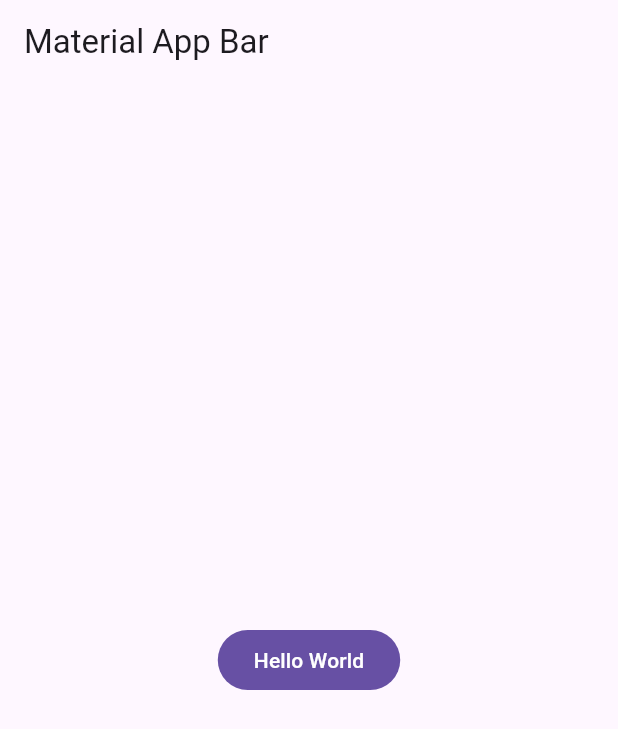
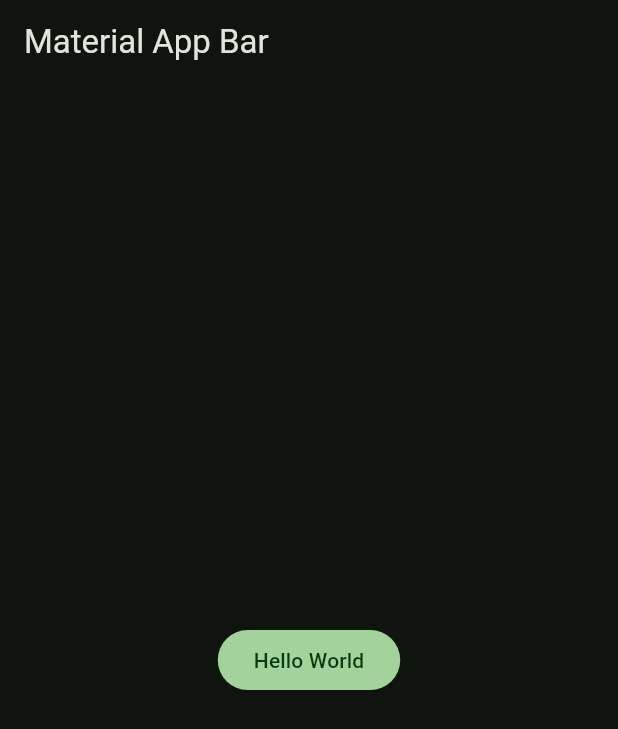
Before and after one commit to urbinae/flutter-course, a Flutter app: the screen it shows after launch, on a phone screen of 412 x 824 dp. Shown: the top 729 px of the screen. Run offline on Flutter 3.47's test engine with Material 3 defaults, Android fonts, the phone set to English and light mode, and no system bars.

Commit message:
configuracion de colores para el tema

```diff
--- /dev/null
+++ b/yes_no_app/lib/config/theme/app_theme.dart
@@ -0,0 +1,28 @@
+import 'package:flutter/material.dart';
+
+const Color _customColor = Colors.green;
+const List<Color> _colorThemes = [
+  _customColor,
+  Colors.green,
+  Colors.blue,
+  Colors.red,
+  Colors.purple,
+  Colors.orange,
+];
+
+class AppTheme {
+
+  final int selectedColor;
+
+  AppTheme({
+    this.selectedColor = 0
+  }): assert(selectedColor >= 0, 'selectedColor deber ser mayor a 0'),
+        assert(selectedColor < _colorThemes.length, 'selectedColor deber ser menor a ${_colorThemes.length - 1}');
+  ThemeData theme() {
+    return ThemeData(
+      useMaterial3: true,
+      colorSchemeSeed: _colorThemes[selectedColor],
+      brightness: Brightness.dark
+    );
+  }
+}
--- a/yes_no_app/lib/main.dart
+++ b/yes_no_app/lib/main.dart
@@ -1,4 +1,5 @@
 import 'package:flutter/material.dart';
+import 'package:yes_no_app/config/theme/app_theme.dart';
 
 void main() => runApp(const MyApp());
 
@@ -10,6 +11,7 @@ class MyApp extends StatelessWidget {
     return MaterialApp(
       debugShowCheckedModeBanner: false,
       title: 'Material App',
+      theme: AppTheme( selectedColor: 1).theme(),
       home: Scaffold(
         appBar: AppBar(
           title: const Text('Material App Bar'),
```
